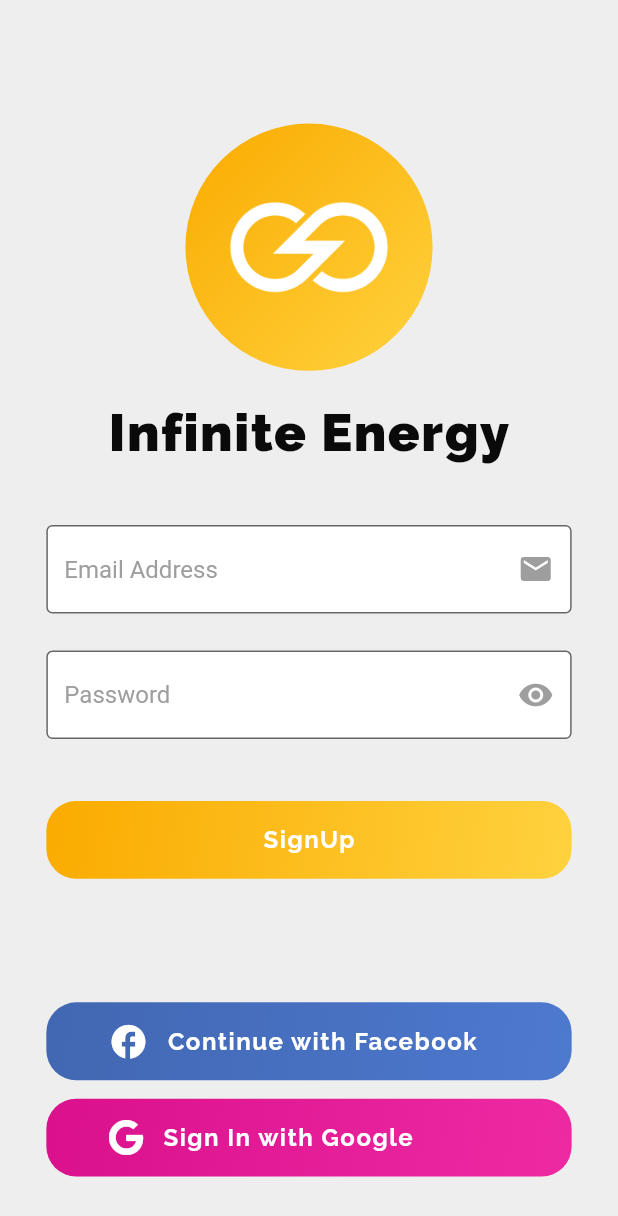
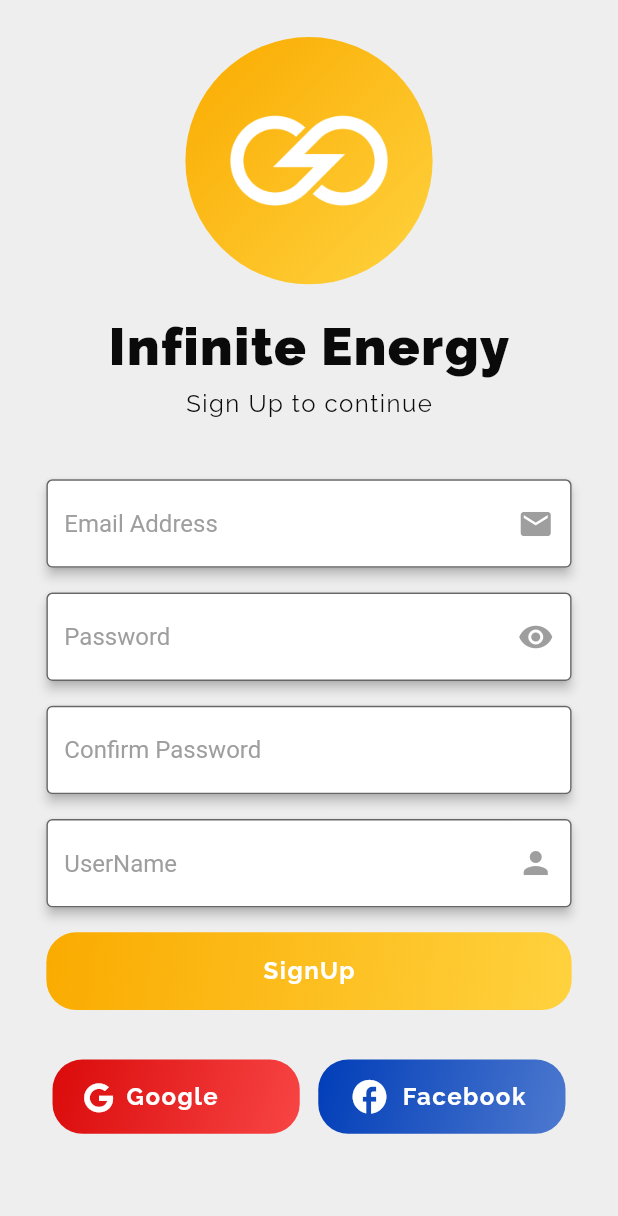
Before and after one commit to anasssanba1/e_commerce_app, a Flutter app: the screen it shows after launch, on a phone screen of 412 x 824 dp. Shown: the top 1216 px of the screen. Run offline on Flutter 3.47's test engine with Material 2 defaults, Android fonts, the phone set to English and light mode, and no system bars; our stand-ins replace firebase_auth, firebase_core, font_awesome_flutter, get, google_fonts; accounts and stored records are empty.

Commit message:
adding sign up func

```diff
--- a/lib/constants/app_colors.dart
+++ b/lib/constants/app_colors.dart
@@ -8,8 +8,8 @@ class AppColors {
   static const Color kAmberShade = Color(0xFFFFD23E);
   static const Color ktextHintColor = Colors.grey;
   static const Color kiconColor = Colors.grey;
-  static const Color kBlue = Color(0xff4267B2);
+  static const Color kBlue = Color(0xFF003DB8);
   static const Color kBlueShade = Color(0xFF4D79CF);
-   static const Color kPink = Color(0xFFDA108C);
-  static const Color kPinkShade = Color(0xFFEE2AA3);
+  static const Color kRed = Color(0xFFDA0A0A);
+  static const Color kRedShade = Color(0xFFF84545);
 }
--- /dev/null
+++ b/lib/features/authentication/controllers/auth_controller.dart
@@ -0,0 +1,29 @@
+import 'package:e_commerce/features/authentication/modules/user_state.dart';
+import 'package:e_commerce/services/firebase/auth_service.dart';
+import 'package:firebase_auth/firebase_auth.dart';
+import 'package:flutter/cupertino.dart';
+import 'package:get/state_manager.dart';
+
+class AuthController extends GetxController {
+  RxBool isloading = false.obs;
+  final userEmailput = TextEditingController();
+  final userPasswordlput = TextEditingController();
+  final AuthService _authService;
+  AuthController(this._authService);
+  bool get isAuthenticated {
+    if (_authService.authState == AuthState.authenticated) {
+      return true;
+    } else {
+      return false;
+    }
+  }
+
+  Future<void> signUp() async {
+    isloading(true);
+    await _authService.signUp(userEmailput.text, userPasswordlput.text);
+    isloading(false);
+  }
+
+  void signOut() => _authService.signOut();
+  Stream<User?> get authStateStream => _authService.authStateStream;
+}
--- /dev/null
+++ b/lib/features/authentication/modules/user_state.dart
@@ -0,0 +1,5 @@
+enum AuthState {
+  unknown,
+  notAuthenticated,
+  authenticated,
+}
--- a/lib/features/authentication/views/sign_up_page.dart
+++ b/lib/features/authentication/views/sign_up_page.dart
@@ -1,17 +1,25 @@
 import 'package:e_commerce/constants/app_colors.dart';
 import 'package:e_commerce/constants/font_sizes.dart';
+import 'package:e_commerce/features/authentication/controllers/auth_controller.dart';
 import 'package:e_commerce/features/authentication/widgets/app_logo.dart';
 import 'package:e_commerce/features/authentication/widgets/email_from.dart';
 import 'package:e_commerce/features/authentication/widgets/facebook_sign_in_button.dart';
 import 'package:e_commerce/features/authentication/widgets/google_sign_in_button.dart';
 import 'package:e_commerce/features/authentication/widgets/password_from.dart';
-import 'package:e_commerce/features/authentication/widgets/sign_in_app_button.dart';
+import 'package:e_commerce/features/authentication/widgets/sign_up_button.dart';
+import 'package:e_commerce/services/firebase/auth_service.dart';
+import 'package:e_commerce/shared/app_form.dart';
 import 'package:e_commerce/shared/app_text.dart';
 import 'package:e_commerce/utils/responsive.dart';
 import 'package:flutter/material.dart';
+import 'package:get/get.dart';
 
 class SignUpPage extends StatelessWidget {
-  const SignUpPage({Key? key}) : super(key: key);
+  final AuthController _authController = Get.put(AuthController(
+    AuthService(),
+  ));
+  SignUpPage({Key? key}) : super(key: key);
+
   @override
   Widget build(BuildContext context) {
     return Scaffold(
@@ -21,7 +29,7 @@ class SignUpPage extends StatelessWidget {
           crossAxisAlignment: CrossAxisAlignment.center,
           children: [
             SizedBox(
-              height: Responsive.screenHeight(10, context),
+              height: Responsive.screenHeight(3, context),
             ),
             const AppLogo(),
             SizedBox(
@@ -37,25 +45,52 @@ class SignUpPage extends StatelessWidget {
               ),
             ),
             SizedBox(
-              height: Responsive.screenHeight(5, context),
+              height: Responsive.screenHeight(1, context),
             ),
-            const EmailForm(),
-            SizedBox(
-              height: Responsive.screenHeight(3, context),
-            ),
-            const PasswordForm(),
+            AppText(
+                text: 'Sign Up to continue',
+                fontSize: FontSizes.middleSize,
+                color: AppColors.kBlack),
             SizedBox(
               height: Responsive.screenHeight(5, context),
             ),
-            const SignUpButton(),
+            EmailForm(),
             SizedBox(
-              height: Responsive.screenHeight(10, context),
+              height: Responsive.screenHeight(2, context),
             ),
-            const FacebookSignInButton(),
+            PasswordForm(),
             SizedBox(
-              height: Responsive.screenHeight(1.5, context),
+              height: Responsive.screenHeight(2, context),
             ),
-            const GoogleSignInButton(),
+            AppFrom(
+              textEditController: TextEditingController(),
+              hintText: 'Confirm Password',
+            ),
+            SizedBox(
+              height: Responsive.screenHeight(2, context),
+            ),
+            AppFrom(
+              textEditController: TextEditingController(),
+              hintText: 'UserName',
+              icon: Icons.person,
+            ),
+            SizedBox(
+              height: Responsive.screenHeight(2, context),
+            ),
+            SignUpButton(),
+            SizedBox(
+              height: Responsive.screenHeight(4, context),
+            ),
+            Row(
+              mainAxisAlignment: MainAxisAlignment.center,
+              children: [
+                const GoogleSignInButton(),
+                SizedBox(
+                  width: Responsive.screenWidth(3, context),
+                ),
+                const FacebookSignInButton(),
+              ],
+            )
           ],
         ),
       ),
--- a/lib/features/authentication/widgets/email_from.dart
+++ b/lib/features/authentication/widgets/email_from.dart
@@ -1,15 +1,14 @@
+import 'package:e_commerce/features/authentication/controllers/auth_controller.dart';
 import 'package:e_commerce/shared/app_form.dart';
 import 'package:flutter/material.dart';
+import 'package:get/get.dart';
 
 class EmailForm extends StatelessWidget {
-  const EmailForm({
-    Key? key,
-  }) : super(key: key);
-
+  final AuthController _authController = Get.find<AuthController>();
   @override
   Widget build(BuildContext context) {
     return AppFrom(
-      textEditController: TextEditingController(),
+      textEditController: _authController.userEmailput,
       hintText: 'Email Address',
       icon: Icons.email,
     );
--- a/lib/features/authentication/widgets/facebook_sign_in_button.dart
+++ b/lib/features/authentication/widgets/facebook_sign_in_button.dart
@@ -12,12 +12,16 @@ class FacebookSignInButton extends StatelessWidget {
 
   @override
   Widget build(BuildContext context) {
-    return AppButton(
+    return SizedBox(
+      width: Responsive.screenWidth(40, context),
+      height: Responsive.screenHeight(6, context),
+      child: AppButton(
+        onPressed: () {},
         child: Row(
           mainAxisAlignment: MainAxisAlignment.start,
           children: [
             SizedBox(
-            width: Responsive.screenWidth(10, context),
+              width: Responsive.screenWidth(5, context),
             ),
             Icon(
               Icons.facebook_outlined,
@@ -25,10 +29,10 @@ class FacebookSignInButton extends StatelessWidget {
               color: AppColors.kWhite,
             ),
             SizedBox(
-            width: Responsive.screenWidth(3, context),
+              width: Responsive.screenWidth(2, context),
             ),
             AppText(
-            text: "Continue with Facebook",
+              text: "Facebook",
               fontSize: FontSizes.middleSize,
               color: AppColors.kWhite,
               fontWeight: FontWeights.bold,
@@ -37,6 +41,7 @@ class FacebookSignInButton extends StatelessWidget {
         ),
         color: AppColors.kBlue,
         secondColor: AppColors.kBlueShade,
+      ),
     );
   }
 }
--- a/lib/features/authentication/widgets/google_sign_in_button.dart
+++ b/lib/features/authentication/widgets/google_sign_in_button.dart
@@ -1,9 +1,12 @@
 import 'package:e_commerce/constants/app_colors.dart';
 import 'package:e_commerce/constants/font_sizes.dart';
+import 'package:e_commerce/features/authentication/controllers/auth_controller.dart';
 import 'package:e_commerce/shared/app_button.dart';
 import 'package:e_commerce/shared/app_text.dart';
 import 'package:e_commerce/utils/responsive.dart';
 import 'package:flutter/material.dart';
+
+
 import 'package:font_awesome_flutter/font_awesome_flutter.dart';
 
 class GoogleSignInButton extends StatelessWidget {
@@ -13,31 +16,37 @@ class GoogleSignInButton extends StatelessWidget {
 
   @override
   Widget build(BuildContext context) {
-    return AppButton(
+
+    return SizedBox(
+      width: Responsive.screenWidth(40, context),
+      height: Responsive.screenHeight(6, context),
+      child: AppButton(
+        onPressed: () {},
         child: Row(
           mainAxisAlignment: MainAxisAlignment.start,
           children: [
             SizedBox(
-            width: Responsive.screenWidth(10, context),
+              width: Responsive.screenWidth(5, context),
             ),
             Icon(
               FontAwesomeIcons.google,
-            size: 24,
+              size: 20,
               color: AppColors.kWhite,
             ),
             SizedBox(
-            width: Responsive.screenWidth(3, context),
+              width: Responsive.screenWidth(2, context),
             ),
             AppText(
-            text: "Sign In with Google",
+              text: "Google",
               fontSize: FontSizes.middleSize,
               color: AppColors.kWhite,
               fontWeight: FontWeights.bold,
             )
           ],
         ),
-      color: AppColors.kPink,
-      secondColor: AppColors.kPinkShade,
+        color: AppColors.kRed,
+        secondColor: AppColors.kRedShade,
+      ),
     );
   }
 }
--- a/lib/features/authentication/widgets/password_from.dart
+++ b/lib/features/authentication/widgets/password_from.dart
@@ -1,15 +1,18 @@
+import 'package:e_commerce/features/authentication/controllers/auth_controller.dart';
 import 'package:e_commerce/shared/app_form.dart';
 import 'package:flutter/material.dart';
+import 'package:get/get.dart';
 
 class PasswordForm extends StatelessWidget {
-  const PasswordForm({
+  final AuthController _authController = Get.find<AuthController>();
+  PasswordForm({
     Key? key,
   }) : super(key: key);
 
   @override
   Widget build(BuildContext context) {
     return AppFrom(
-      textEditController: TextEditingController(),
+      textEditController: _authController.userPasswordlput,
       hintText: 'Password',
       icon: Icons.remove_red_eye_rounded,
     );
--- a/lib/features/authentication/widgets/sign_in_app_button.dart
+++ /dev/null
@@ -1,25 +0,0 @@
-import 'package:e_commerce/constants/app_colors.dart';
-import 'package:e_commerce/constants/font_sizes.dart';
-import 'package:e_commerce/shared/app_button.dart';
-import 'package:e_commerce/shared/app_text.dart';
-import 'package:flutter/material.dart';
-
-class SignUpButton extends StatelessWidget {
-  const SignUpButton({
-    Key? key,
-  }) : super(key: key);
-
-  @override
-  Widget build(BuildContext context) {
-    return AppButton(
-      child: AppText(
-        text: 'SignUp',
-        color: AppColors.kWhite,
-        fontSize: FontSizes.middleSize,
-        fontWeight: FontWeights.bold,
-      ),
-      color: AppColors.kAmber,
-      secondColor: AppColors.kAmberShade,
-    );
-  }
-}
--- /dev/null
+++ b/lib/features/authentication/widgets/sign_up_button.dart
@@ -0,0 +1,73 @@
+import 'package:e_commerce/constants/app_colors.dart';
+import 'package:e_commerce/constants/font_sizes.dart';
+import 'package:e_commerce/features/authentication/controllers/auth_controller.dart';
+import 'package:e_commerce/routes/routes.dart';
+import 'package:e_commerce/services/firebase/auth_service.dart';
+
+import 'package:e_commerce/shared/app_button.dart';
+import 'package:e_commerce/shared/app_text.dart';
+import 'package:e_commerce/shared/loading_spinner.dart';
+import 'package:e_commerce/utils/responsive.dart';
+import 'package:flutter/material.dart';
+import 'package:get/get.dart';
+
+class SignUpButton extends StatelessWidget {
+  final AuthController _authController = Get.find<AuthController>();
+  SignUpButton({
+    Key? key,
+  }) : super(key: key);
+
+  @override
+  Widget build(BuildContext context) {
+    return Obx(
+      () => AppButton(
+        onPressed: () async {
+          await _authController.signUp();
+          if (_authController.isAuthenticated) {
+            Navigator.pushNamed(context, Routes.homePage);
+          } else {
+            showDialog(
+              context: context,
+              builder: (context) => AlertDialog(
+                title: AppText(
+                    text: 'Error',
+                    fontSize: FontSizes.bigTitle,
+                    color: AppColors.kBlack),
+                actions: [
+                  TextButton(
+                    onPressed: () {
+                      Navigator.pop(context);
+                    },
+                    child: AppText(
+                      text: 'OK',
+                      fontSize: FontSizes.middleSize,
+                      color: AppColors.kAmber,
+                    ),
+                  )
+                ],
+              ),
+            );
+          }
+        },
+        child: _authController.isloading.value
+            ? Center(
+                child: SizedBox(
+                  height: 25,
+                  width: 25,
+                  child: LoadingSpinner(
+                    color: Colors.white,
+                  ),
+                ),
+              )
+            : AppText(
+                text: 'SignUp',
+                color: AppColors.kWhite,
+                fontSize: FontSizes.middleSize,
+                fontWeight: FontWeights.bold,
+              ),
+        color: AppColors.kAmber,
+        secondColor: AppColors.kAmberShade,
+      ),
+    );
+  }
+}
--- a/lib/routes/routes.dart
+++ b/lib/routes/routes.dart
@@ -1,28 +1,16 @@
+import 'package:e_commerce/features/authentication/views/home_page.dart';
 import 'package:e_commerce/features/authentication/views/sign_up_page.dart';
 import 'package:flutter/cupertino.dart';
 
 import 'package:flutter/material.dart';
 
 class Routes {
-  static const String signUpPage = '/signup';
-  static const String logInPage = '/login';
-  static Route<dynamic>? controller(final RouteSettings settings) {
-    switch (settings.name) {
-      case signUpPage:
-        return MaterialPageRoute(builder: (context) => SignUpPage());
-      case logInPage:
-        return MaterialPageRoute(builder: (context) => LogInPage());
-    }
+  static const String signUpPage = '/';
+  static const String homePage = '/homepage';
+  static routes(BuildContext context) {
+    return {
+      signUpPage: (context) => SignUpPage(),
+      homePage: (context) => HomePage(),
+    };
   }
 }
-
-class LogInPage extends StatelessWidget {
-  const LogInPage({Key? key}) : super(key: key);
-
-  @override
-  Widget build(BuildContext context) {
-    return Scaffold(
-      body: Container(),
-    );
-  }
-}
--- /dev/null
+++ b/lib/services/firebase/auth_service.dart
@@ -0,0 +1,44 @@
+import 'package:e_commerce/features/authentication/modules/user_state.dart';
+import 'package:firebase_auth/firebase_auth.dart';
+
+class AuthService {
+  final FirebaseAuth firebaseAuth = FirebaseAuth.instance;
+  final Stream<User?> _authStateStream =
+      FirebaseAuth.instance.authStateChanges();
+  AuthState authState = AuthState.unknown;
+  Future<void> signUp(String userEmail, String password) async {
+    try {
+      await firebaseAuth.createUserWithEmailAndPassword(
+        email: userEmail,
+        password: password,
+      );
+      _authStateStream.listen((user) {
+        if (user != null) {
+          authState = AuthState.authenticated;
+        } else {
+          authState = AuthState.unknown;
+        }
+      });
+    } catch (e) {
+      print(e);
+      authState = AuthState.notAuthenticated;
+    }
+  }
+
+  Future<void> SignIn(String userEmail, String password) async {
+    try {
+      await firebaseAuth.signInWithEmailAndPassword(
+        email: password,
+        password: password,
+      );
+    } catch (e) {
+      print(e);
+    }
+  }
+
+  void signOut() async {
+    await firebaseAuth.signOut();
+    authState = AuthState.unknown;
+  }
+  Stream<User?> get authStateStream => _authStateStream;
+}
--- a/lib/shared/app_button.dart
+++ b/lib/shared/app_button.dart
@@ -1,10 +1,11 @@
+import 'dart:ui';
 import 'package:e_commerce/constants/app_colors.dart';
 import 'package:e_commerce/utils/responsive.dart';
 import 'package:flutter/material.dart';
 
 class AppButton extends StatelessWidget {
   final Widget child;
-
+  final VoidCallback onPressed;
   final Color color;
 
   final Color secondColor;
@@ -12,12 +13,13 @@ class AppButton extends StatelessWidget {
     Key? key,
     required Widget this.child,
     required Color this.color,
-    required Color this.secondColor,
+    required Color this.secondColor, required this.onPressed,
   }) : super(key: key);
 
   @override
   Widget build(BuildContext context) {
     return GestureDetector(
+      onTap: onPressed,
       child: Container(
         width: Responsive.screenWidth(85, context),
         decoration: BoxDecoration(
--- a/lib/shared/app_form.dart
+++ b/lib/shared/app_form.dart
@@ -7,17 +7,20 @@ import 'package:google_fonts/google_fonts.dart';
 class AppFrom extends StatelessWidget {
   final TextEditingController textEditController;
   final String hintText;
-  final IconData icon;
+  final IconData? icon;
   const AppFrom({
     Key? key,
     required TextEditingController this.textEditController,
     required String this.hintText,
-    required IconData this.icon,
+    IconData? this.icon,
   }) : super(key: key);
 
   @override
   Widget build(BuildContext context) {
-    return SizedBox(
+    return Material(
+      elevation: 3,
+      borderRadius: BorderRadius.circular(4),
+      child: SizedBox(
         width: Responsive.screenWidth(85, context),
         child: TextFormField(
           cursorColor: AppColors.kBlack,
@@ -25,7 +28,8 @@ class AppFrom extends StatelessWidget {
           decoration: InputDecoration(
             hintText: hintText,
             hintStyle: GoogleFonts.aBeeZee(
-              color: AppColors.ktextHintColor, fontSize: FontSizes.middleSize),
+                color: AppColors.ktextHintColor,
+                fontSize: FontSizes.middleSize),
             fillColor: AppColors.kWhite,
             suffixIcon: Icon(
               icon,
@@ -43,6 +47,7 @@ class AppFrom extends StatelessWidget {
             ),
           ),
         ),
+      ),
     );
   }
 }
--- a/pubspec.yaml
+++ b/pubspec.yaml
@@ -30,14 +30,14 @@ dependencies:
   flutter:
     sdk: flutter
   firebase_auth: ^3.1.4
-  flutter_riverpod: ^0.14.0+3
 
 
-  # The following adds the Cupertino Icons font to your application.
-  # Use with the CupertinoIcons class for iOS style icons.
+
+
   cupertino_icons: ^1.0.2
   firebase_core: ^1.8.0
   google_fonts: ^2.1.0
+  get:
 
   font_awesome_flutter:
 
```
Also changed, not shown: lib/features/authentication/modules/user.dart (added, +26 -0 lines), lib/features/authentication/views/home_page.dart (added, +36 -0 lines), lib/main.dart (+3 -8 lines), lib/shared/loading_spinner.dart (added, +14 -0 lines), pubspec.lock. Lines whose indentation alone changed are shown as unchanged.
